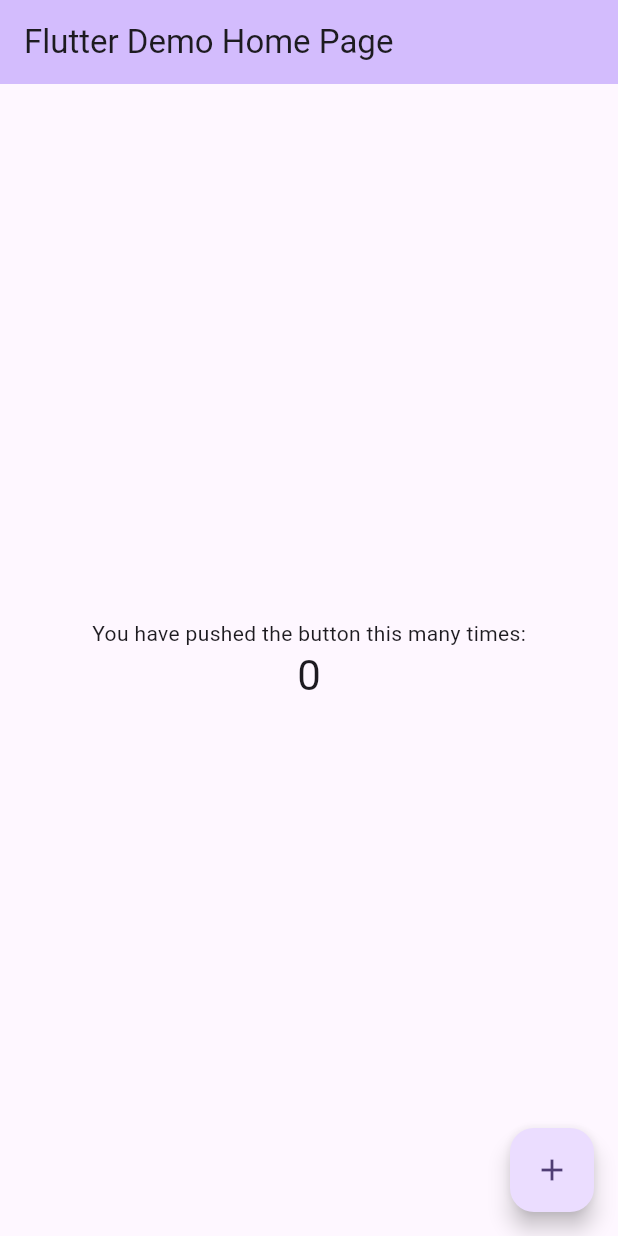
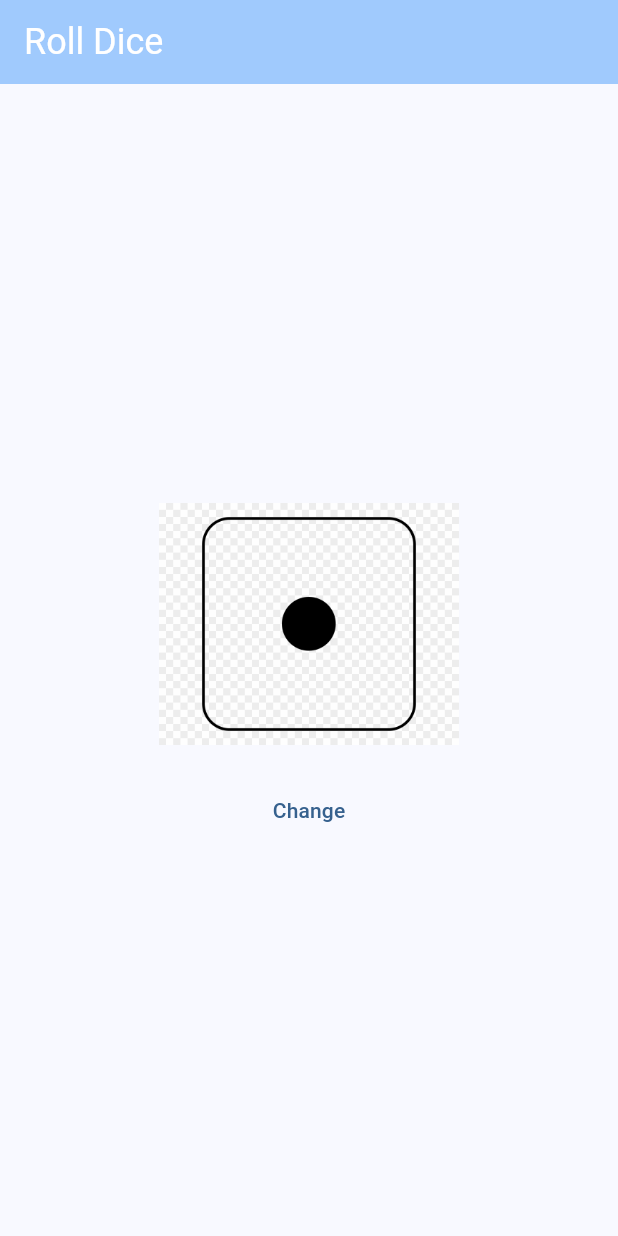
Before and after one commit to Meooo27/roll_dice, a Flutter app: the screen it shows after launch, on a phone screen of 412 x 824 dp. Run offline on Flutter 3.47's test engine with Material 3 defaults, Android fonts, the phone set to English and light mode, and no system bars.

Commit message:
handle action roll dice for first app

```diff
--- /dev/null
+++ b/lib/activities/RollDiceActivity.dart
@@ -0,0 +1,42 @@
+import 'package:flutter/material.dart';
+import 'dart:math';
+
+class RollDiceActivity extends StatefulWidget {
+  const RollDiceActivity({super.key});
+
+  @override
+  State<RollDiceActivity> createState() => _RollDiceActivity();
+}
+
+class _RollDiceActivity extends State<RollDiceActivity> {
+  var imageResource = 'assets/images/dice_1.png';
+
+  void _roll() {
+    var index = Random().nextInt(6) + 1;
+    setState(() {
+      imageResource = 'assets/images/dice_$index.png';
+    });
+  }
+
+  @override
+  Widget build(BuildContext context) {
+    return Scaffold(
+      appBar: AppBar(
+        backgroundColor: Theme.of(context).colorScheme.inversePrimary,
+        title: Text(
+          'Roll Dice',
+          style: TextStyle(color: Colors.white, fontSize: 24.0),
+        ),
+      ),
+      body: Center(
+        child: Column(
+            mainAxisAlignment: MainAxisAlignment.center,
+            children: [
+              Image(image: AssetImage(imageResource), width: 200, height: 200),
+              TextButton(onPressed: _roll, child: Text('Change')),
+            ]
+        ),
+      ),
+    );
+  }
+}
--- a/lib/main.dart
+++ b/lib/main.dart
@@ -1,122 +1,22 @@
 import 'package:flutter/material.dart';
+import 'activities/RollDiceActivity.dart';
+
 
 void main() {
-  runApp(const MyApp());
+  runApp(const MainActivity());
 }
 
-class MyApp extends StatelessWidget {
-  const MyApp({super.key});
+class MainActivity extends StatelessWidget {
+  const MainActivity({super.key});
 
-  // This widget is the root of your application.
   @override
   Widget build(BuildContext context) {
     return MaterialApp(
-      title: 'Flutter Demo',
+      title: 'Roll Dice',
       theme: ThemeData(
-        // This is the theme of your application.
-        //
-        // TRY THIS: Try running your application with "flutter run". You'll see
-        // the application has a purple toolbar. Then, without quitting the app,
-        // try changing the seedColor in the colorScheme below to Colors.green
-        // and then invoke "hot reload" (save your changes or press the "hot
-        // reload" button in a Flutter-supported IDE, or press "r" if you used
-        // the command line to start the app).
-        //
-        // Notice that the counter didn't reset back to zero; the application
-        // state is not lost during the reload. To reset the state, use hot
-        // restart instead.
-        //
-        // This works for code too, not just values: Most code changes can be
-        // tested with just a hot reload.
-        colorScheme: ColorScheme.fromSeed(seedColor: Colors.deepPurple),
+        colorScheme: ColorScheme.fromSeed(seedColor: Colors.blue),
       ),
-      home: const MyHomePage(title: 'Flutter Demo Home Page'),
+      home: const RollDiceActivity(),
     );
   }
 }
-
-class MyHomePage extends StatefulWidget {
-  const MyHomePage({super.key, required this.title});
-
-  // This widget is the home page of your application. It is stateful, meaning
-  // that it has a State object (defined below) that contains fields that affect
-  // how it looks.
-
-  // This class is the configuration for the state. It holds the values (in this
-  // case the title) provided by the parent (in this case the App widget) and
-  // used by the build method of the State. Fields in a Widget subclass are
-  // always marked "final".
-
-  final String title;
-
-  @override
-  State<MyHomePage> createState() => _MyHomePageState();
-}
-
-class _MyHomePageState extends State<MyHomePage> {
-  int _counter = 0;
-
-  void _incrementCounter() {
-    setState(() {
-      // This call to setState tells the Flutter framework that something has
-      // changed in this State, which causes it to rerun the build method below
-      // so that the display can reflect the updated values. If we changed
-      // _counter without calling setState(), then the build method would not be
-      // called again, and so nothing would appear to happen.
-      _counter++;
-    });
-  }
-
-  @override
-  Widget build(BuildContext context) {
-    // This method is rerun every time setState is called, for instance as done
-    // by the _incrementCounter method above.
-    //
-    // The Flutter framework has been optimized to make rerunning build methods
-    // fast, so that you can just rebuild anything that needs updating rather
-    // than having to individually change instances of widgets.
-    return Scaffold(
-      appBar: AppBar(
-        // TRY THIS: Try changing the color here to a specific color (to
-        // Colors.amber, perhaps?) and trigger a hot reload to see the AppBar
-        // change color while the other colors stay the same.
-        backgroundColor: Theme.of(context).colorScheme.inversePrimary,
-        // Here we take the value from the MyHomePage object that was created by
-        // the App.build method, and use it to set our appbar title.
-        title: Text(widget.title),
-      ),
-      body: Center(
-        // Center is a layout widget. It takes a single child and positions it
-        // in the middle of the parent.
-        child: Column(
-          // Column is also a layout widget. It takes a list of children and
-          // arranges them vertically. By default, it sizes itself to fit its
-          // children horizontally, and tries to be as tall as its parent.
-          //
-          // Column has various properties to control how it sizes itself and
-          // how it positions its children. Here we use mainAxisAlignment to
-          // center the children vertically; the main axis here is the vertical
-          // axis because Columns are vertical (the cross axis would be
-          // horizontal).
-          //
-          // TRY THIS: Invoke "debug painting" (choose the "Toggle Debug Paint"
-          // action in the IDE, or press "p" in the console), to see the
-          // wireframe for each widget.
-          mainAxisAlignment: MainAxisAlignment.center,
-          children: <Widget>[
-            const Text('You have pushed the button this many times:'),
-            Text(
-              '$_counter',
-              style: Theme.of(context).textTheme.headlineMedium,
-            ),
-          ],
-        ),
-      ),
-      floatingActionButton: FloatingActionButton(
-        onPressed: _incrementCounter,
-        tooltip: 'Increment',
-        child: const Icon(Icons.add),
-      ), // This trailing comma makes auto-formatting nicer for build methods.
-    );
-  }
-}
```
Also changed, not shown: pubspec.yaml (+7 -3 lines), assets/images/dice_1.png (added), assets/images/dice_2.png (added), assets/images/dice_3.png (added), assets/images/dice_4.png (added), assets/images/dice_5.png (added), assets/images/dice_6.png (added), 1 other file.
